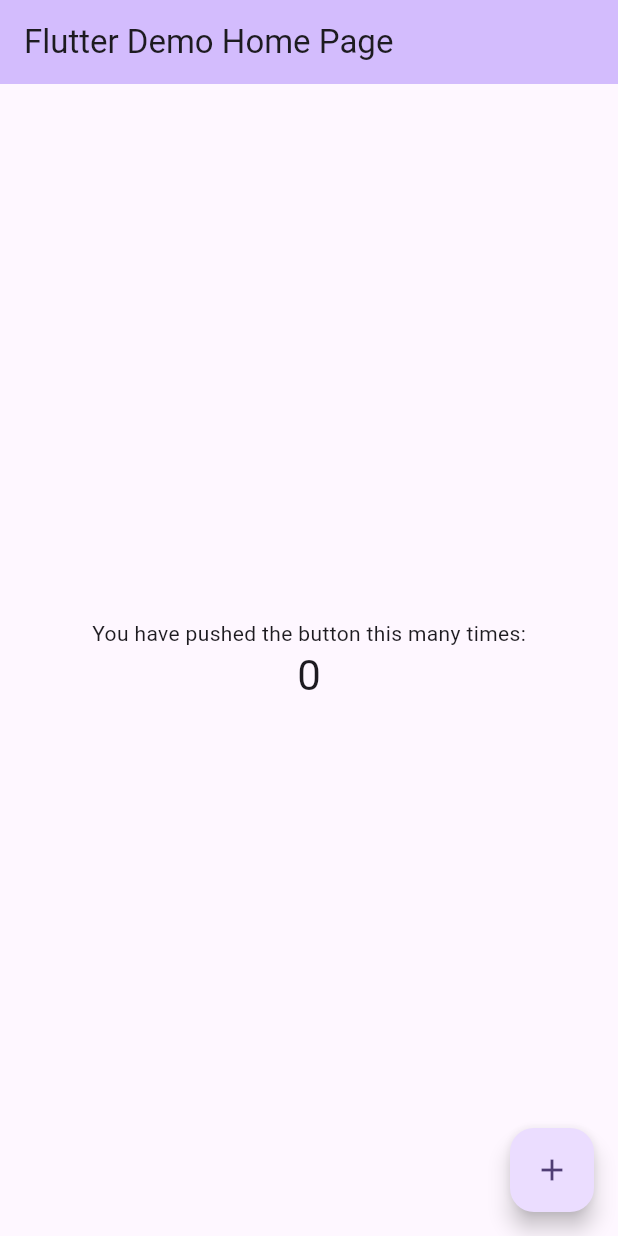
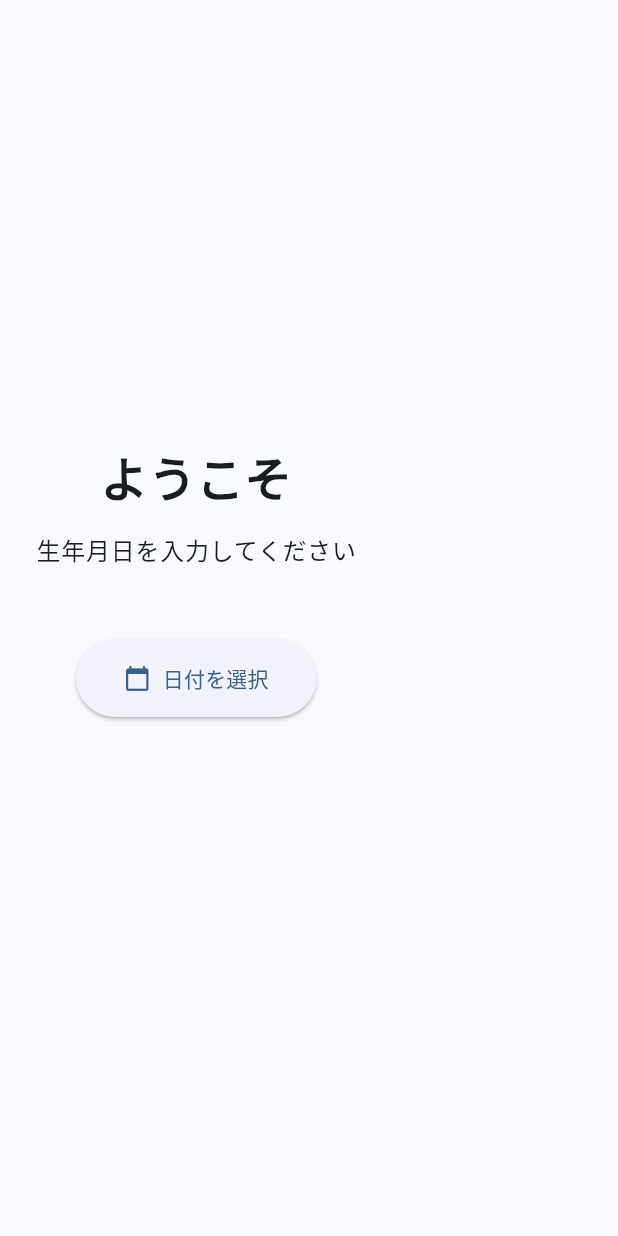
Before and after one commit to kami8ma8810/aliby-app, a Flutter app: the screen it shows after launch, on a phone screen of 412 x 824 dp. Run offline on Flutter 3.47's test engine with Material 3 defaults, Android fonts, the phone set to English and light mode, and no system bars; our stand-ins replace shared_preferences; accounts and stored records are empty.

Commit message:
feat: UI層の実装開始（OnboardingScreen、アプリ構造）
- OnboardingScreenの実装
  - 生年月日選択UI
  - DatePickerによる日付入力
  - 未来の日付を選択不可に設定

- main.dartの実装
  - MultiProviderでの状態管理設定
  - 初回起動判定ロジック
  - Material3デザインとテーマ設定
  - システムテーマに対応（ダーク/ライト）

- HomeScreen（仮実装）の追加

全てTDDで実装、ウィジェットテスト完備

🤖 Generated with [Claude Code](https://claude.ai/code)

Co-Authored-By: Claude <noreply@anthropic.com>

```diff
--- a/lib/main.dart
+++ b/lib/main.dart
@@ -1,122 +1,123 @@
 import 'package:flutter/material.dart';
+import 'package:provider/provider.dart';
+import 'providers/user_provider.dart';
+import 'providers/timer_provider.dart';
+import 'screens/onboarding_screen.dart';
+import 'screens/home_screen.dart';
 
+/// アプリのエントリーポイント
+///
+/// runAppについて：
+/// https://api.flutter.dev/flutter/widgets/runApp.html
 void main() {
-  runApp(const MyApp());
+  runApp(const AlibyApp());
 }
 
-class MyApp extends StatelessWidget {
-  const MyApp({super.key});
+/// Alibyアプリのルートウィジェット
+///
+/// MultiProviderについて：
+/// https://pub.dev/documentation/provider/latest/provider/MultiProvider-class.html
+/// 複数のProviderを一度に設定できる
+class AlibyApp extends StatelessWidget {
+  const AlibyApp({super.key});
 
-  // This widget is the root of your application.
   @override
   Widget build(BuildContext context) {
-    return MaterialApp(
-      title: 'Flutter Demo',
-      theme: ThemeData(
-        // This is the theme of your application.
-        //
-        // TRY THIS: Try running your application with "flutter run". You'll see
-        // the application has a purple toolbar. Then, without quitting the app,
-        // try changing the seedColor in the colorScheme below to Colors.green
-        // and then invoke "hot reload" (save your changes or press the "hot
-        // reload" button in a Flutter-supported IDE, or press "r" if you used
-        // the command line to start the app).
-        //
-        // Notice that the counter didn't reset back to zero; the application
-        // state is not lost during the reload. To reset the state, use hot
-        // restart instead.
-        //
-        // This works for code too, not just values: Most code changes can be
-        // tested with just a hot reload.
-        colorScheme: ColorScheme.fromSeed(seedColor: Colors.deepPurple),
+    return MultiProvider(
+      providers: [
+        // UserProviderを提供
+        ChangeNotifierProvider(create: (_) => UserProvider()),
+        // TimerProviderを提供
+        ChangeNotifierProvider(create: (_) => TimerProvider()),
+      ],
+      child: MaterialApp(
+        title: 'Aliby',
+
+        // テーマ設定
+        theme: ThemeData(
+          // Material 3（Material You）デザインを使用
+          useMaterial3: true,
+          // シードカラーから自動的にカラースキームを生成
+          colorScheme: ColorScheme.fromSeed(
+            seedColor: Colors.blue,
+            brightness: Brightness.light,
+          ),
+        ),
+
+        // ダークテーマ設定
+        darkTheme: ThemeData(
+          useMaterial3: true,
+          colorScheme: ColorScheme.fromSeed(
+            seedColor: Colors.blue,
+            brightness: Brightness.dark,
+          ),
+        ),
+
+        // システムの設定に従ってテーマを切り替え
+        themeMode: ThemeMode.system,
+
+        // 初期画面の設定
+        home: const InitialScreen(),
+
+        // デバッグバナーを非表示
+        debugShowCheckedModeBanner: false,
       ),
-      home: const MyHomePage(title: 'Flutter Demo Home Page'),
     );
   }
 }
 
-class MyHomePage extends StatefulWidget {
-  const MyHomePage({super.key, required this.title});
-
-  // This widget is the home page of your application. It is stateful, meaning
-  // that it has a State object (defined below) that contains fields that affect
-  // how it looks.
-
-  // This class is the configuration for the state. It holds the values (in this
-  // case the title) provided by the parent (in this case the App widget) and
-  // used by the build method of the State. Fields in a Widget subclass are
-  // always marked "final".
-
-  final String title;
+/// 初期画面を決定するウィジェット
+/// ユーザーデータの有無によってOnboardingScreenかHomeScreenを表示
+class InitialScreen extends StatefulWidget {
+  const InitialScreen({super.key});
 
   @override
-  State<MyHomePage> createState() => _MyHomePageState();
+  State<InitialScreen> createState() => _InitialScreenState();
 }
 
-class _MyHomePageState extends State<MyHomePage> {
-  int _counter = 0;
+class _InitialScreenState extends State<InitialScreen> {
+  bool _isLoading = true;
 
-  void _incrementCounter() {
+  @override
+  void initState() {
+    super.initState();
+    _checkUserData();
+  }
+
+  /// ユーザーデータの存在を確認し、適切な画面へ遷移
+  Future<void> _checkUserData() async {
+    final userProvider = context.read<UserProvider>();
+    await userProvider.loadUserData();
+
+    if (!mounted) return;
+
     setState(() {
-      // This call to setState tells the Flutter framework that something has
-      // changed in this State, which causes it to rerun the build method below
-      // so that the display can reflect the updated values. If we changed
-      // _counter without calling setState(), then the build method would not be
-      // called again, and so nothing would appear to happen.
-      _counter++;
+      _isLoading = false;
     });
   }
 
   @override
   Widget build(BuildContext context) {
-    // This method is rerun every time setState is called, for instance as done
-    // by the _incrementCounter method above.
-    //
-    // The Flutter framework has been optimized to make rerunning build methods
-    // fast, so that you can just rebuild anything that needs updating rather
-    // than having to individually change instances of widgets.
-    return Scaffold(
-      appBar: AppBar(
-        // TRY THIS: Try changing the color here to a specific color (to
-        // Colors.amber, perhaps?) and trigger a hot reload to see the AppBar
-        // change color while the other colors stay the same.
-        backgroundColor: Theme.of(context).colorScheme.inversePrimary,
-        // Here we take the value from the MyHomePage object that was created by
-        // the App.build method, and use it to set our appbar title.
-        title: Text(widget.title),
-      ),
-      body: Center(
-        // Center is a layout widget. It takes a single child and positions it
-        // in the middle of the parent.
-        child: Column(
-          // Column is also a layout widget. It takes a list of children and
-          // arranges them vertically. By default, it sizes itself to fit its
-          // children horizontally, and tries to be as tall as its parent.
-          //
-          // Column has various properties to control how it sizes itself and
-          // how it positions its children. Here we use mainAxisAlignment to
-          // center the children vertically; the main axis here is the vertical
-          // axis because Columns are vertical (the cross axis would be
-          // horizontal).
-          //
-          // TRY THIS: Invoke "debug painting" (choose the "Toggle Debug Paint"
-          // action in the IDE, or press "p" in the console), to see the
-          // wireframe for each widget.
-          mainAxisAlignment: MainAxisAlignment.center,
-          children: <Widget>[
-            const Text('You have pushed the button this many times:'),
-            Text(
-              '$_counter',
-              style: Theme.of(context).textTheme.headlineMedium,
-            ),
-          ],
+    if (_isLoading) {
+      // ローディング画面
+      return const Scaffold(
+        body: Center(
+          child: CircularProgressIndicator(),
         ),
-      ),
-      floatingActionButton: FloatingActionButton(
-        onPressed: _incrementCounter,
-        tooltip: 'Increment',
-        child: const Icon(Icons.add),
-      ), // This trailing comma makes auto-formatting nicer for build methods.
-    );
+      );
+    }
+
+    // ユーザーデータの有無で画面を切り替え
+    final userProvider = context.watch<UserProvider>();
+
+    if (userProvider.hasUserData) {
+      // タイマーを開始
+      final timerProvider = context.read<TimerProvider>();
+      timerProvider.startTimer();
+
+      return const HomeScreen();
+    } else {
+      return const OnboardingScreen();
+    }
   }
 }
--- /dev/null
+++ b/lib/screens/onboarding_screen.dart
@@ -0,0 +1,180 @@
+import 'package:flutter/material.dart';
+import 'package:provider/provider.dart';
+import '../providers/user_provider.dart';
+import '../models/user_data.dart';
+import 'home_screen.dart';
+
+/// 初回起動時の生年月日入力画面
+///
+/// StatefulWidgetについて：
+/// https://api.flutter.dev/flutter/widgets/StatefulWidget-class.html
+/// 状態を持つウィジェット。ユーザーの操作によって表示が変わる場合に使用
+class OnboardingScreen extends StatefulWidget {
+  const OnboardingScreen({super.key});
+
+  @override
+  State<OnboardingScreen> createState() => _OnboardingScreenState();
+}
+
+/// OnboardingScreenの状態を管理するクラス
+class _OnboardingScreenState extends State<OnboardingScreen> {
+  /// 選択された生年月日
+  DateTime? _selectedDate;
+
+  /// 日付選択ダイアログを表示するメソッド
+  ///
+  /// showDatePickerについて：
+  /// https://api.flutter.dev/flutter/material/showDatePicker.html
+  Future<void> _selectDate(BuildContext context) async {
+    final DateTime now = DateTime.now();
+    final DateTime firstDate = DateTime(1900); // 最古の選択可能日
+    final DateTime lastDate = now; // 未来の日付は選択不可
+
+    final DateTime? picked = await showDatePicker(
+      context: context,
+      initialDate: DateTime(now.year - 20), // デフォルトは20年前
+      firstDate: firstDate,
+      lastDate: lastDate,
+      // localeは実際のアプリではMaterialAppで設定
+      helpText: '生年月日を選択',
+      cancelText: 'キャンセル',
+      confirmText: 'OK',
+    );
+
+    if (picked != null && picked != _selectedDate) {
+      setState(() {
+        _selectedDate = picked;
+      });
+    }
+  }
+
+  /// 開始ボタンが押された時の処理
+  Future<void> _onStartPressed() async {
+    if (_selectedDate == null) return;
+
+    // UserProviderを取得
+    // context.read<T>()について：
+    // https://pub.dev/documentation/provider/latest/provider/ReadContext/read.html
+    // Providerから値を読み取る（リビルドは発生しない）
+    final userProvider = context.read<UserProvider>();
+
+    // ユーザーデータを作成して保存
+    final userData = UserData(birthdate: _selectedDate!);
+    await userProvider.setUserData(userData);
+
+    // HomeScreenへ遷移
+    // pushReplacementについて：
+    // https://api.flutter.dev/flutter/widgets/Navigator/pushReplacement.html
+    // 現在の画面を置き換えて遷移（戻るボタンで戻れない）
+    if (mounted) {
+      Navigator.of(context).pushReplacement(
+        MaterialPageRoute(
+          builder: (context) => const HomeScreen(),
+        ),
+      );
+    }
+  }
+
+  @override
+  Widget build(BuildContext context) {
+    return Scaffold(
+      // Scaffoldについて：
+      // https://api.flutter.dev/flutter/material/Scaffold-class.html
+      // Material Designの基本的な画面構造を提供
+      body: SafeArea(
+        // SafeAreaについて：
+        // https://api.flutter.dev/flutter/widgets/SafeArea-class.html
+        // ノッチやステータスバーを避けて表示
+        child: Padding(
+          padding: const EdgeInsets.all(24.0),
+          child: Column(
+            mainAxisAlignment: MainAxisAlignment.center,
+            children: [
+              // タイトル
+              Text(
+                'ようこそ',
+                style: Theme.of(context).textTheme.headlineLarge?.copyWith(
+                  fontWeight: FontWeight.bold,
+                ),
+              ),
+              const SizedBox(height: 16),
+
+              // 説明文
+              Text(
+                '生年月日を入力してください',
+                style: Theme.of(context).textTheme.bodyLarge,
+              ),
+              const SizedBox(height: 48),
+
+              // 日付選択ボタンまたは選択された日付
+              if (_selectedDate == null)
+                ElevatedButton.icon(
+                  onPressed: () => _selectDate(context),
+                  icon: const Icon(Icons.calendar_today),
+                  label: const Text('日付を選択'),
+                  style: ElevatedButton.styleFrom(
+                    padding: const EdgeInsets.symmetric(
+                      horizontal: 32,
+                      vertical: 16,
+                    ),
+                  ),
+                )
+              else
+                Column(
+                  children: [
+                    // 選択された日付の表示
+                    Container(
+                      padding: const EdgeInsets.all(16),
+                      decoration: BoxDecoration(
+                        color: Theme.of(context).colorScheme.primaryContainer,
+                        borderRadius: BorderRadius.circular(12),
+                      ),
+                      child: Column(
+                        children: [
+                          Text(
+                            '生年月日',
+                            style: Theme.of(context).textTheme.bodySmall,
+                          ),
+                          const SizedBox(height: 8),
+                          Text(
+                            // 日付のフォーマット
+                            '${_selectedDate!.year}年${_selectedDate!.month}月${_selectedDate!.day}日',
+                            style: Theme.of(context).textTheme.headlineSmall,
+                          ),
+                        ],
+                      ),
+                    ),
+                    const SizedBox(height: 16),
+
+                    // 日付を変更するボタン
+                    TextButton(
+                      onPressed: () => _selectDate(context),
+                      child: const Text('日付を変更'),
+                    ),
+                  ],
+                ),
+
+              const SizedBox(height: 48),
+
+              // 開始ボタン（日付が選択されている場合のみ表示）
+              if (_selectedDate != null)
+                FilledButton(
+                  onPressed: _onStartPressed,
+                  style: FilledButton.styleFrom(
+                    padding: const EdgeInsets.symmetric(
+                      horizontal: 48,
+                      vertical: 16,
+                    ),
+                  ),
+                  child: const Text(
+                    '開始',
+                    style: TextStyle(fontSize: 18),
+                  ),
+                ),
+            ],
+          ),
+        ),
+      ),
+    );
+  }
+}
```
Also changed, not shown: lib/screens/home_screen.dart (added, +18 -0 lines), 2 other files.
